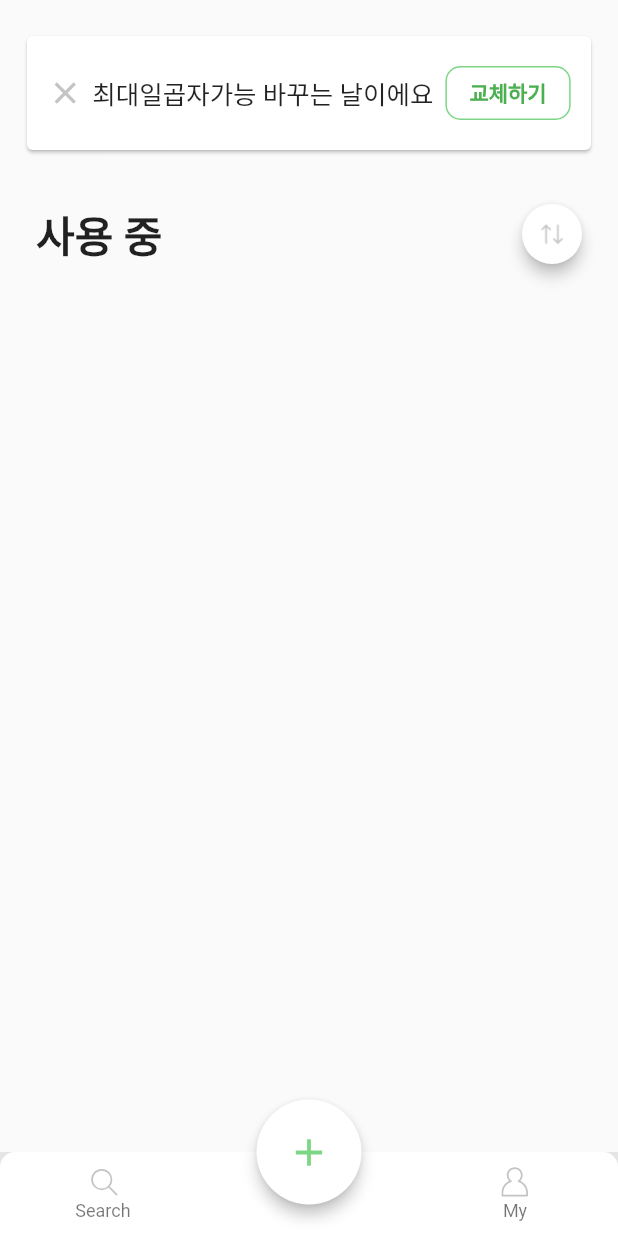
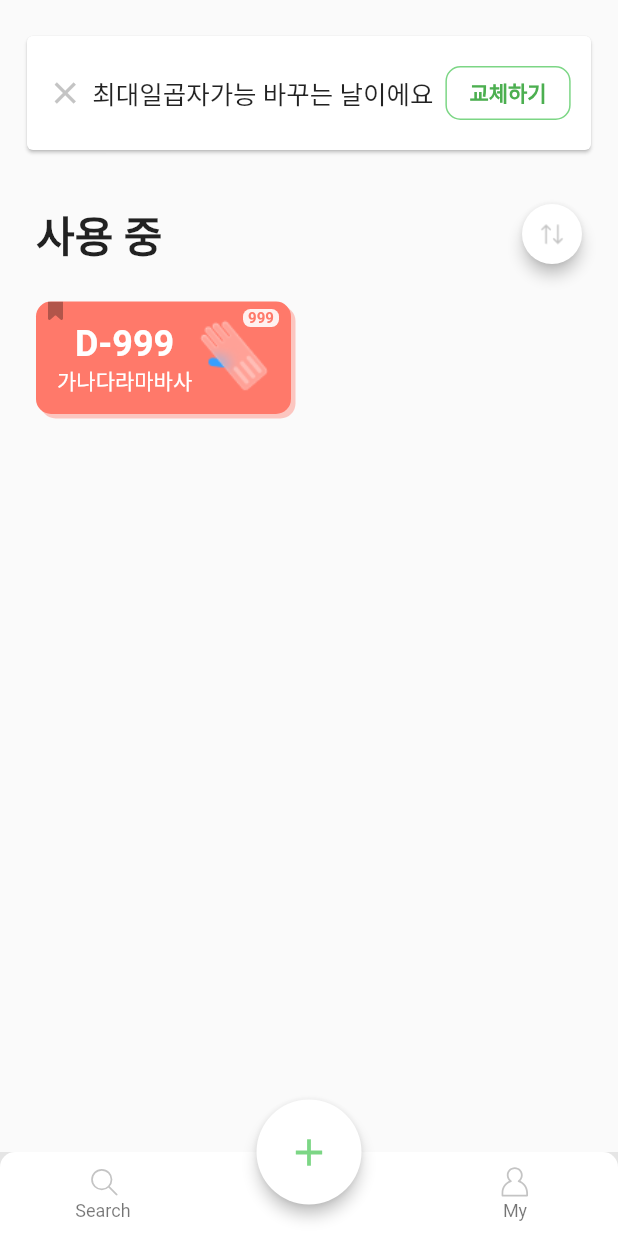
Before and after one commit to bentleypark/noticeme_v2, a Flutter app: the screen it shows after launch, on a phone screen of 412 x 824 dp. Run offline on Flutter 3.47's test engine with Material 2 defaults, Android fonts, the phone set to English and light mode, and no system bars; drawn by our look-alikes of auto_size_text; our stand-ins replace flutter_svg, get.

Commit message:
소모품 카드 작업 중

```diff
--- a/lib/presentation/home/home.dart
+++ b/lib/presentation/home/home.dart
@@ -78,7 +78,6 @@ class Home extends StatelessWidget {
           floatingActionButton: Visibility(
             visible: controller.isHomeTap(),
             child: Container(
-              // alignment: Alignment(0.0, 0.9),
               height: 70,
               width: 70,
               child: FittedBox(
--- a/lib/presentation/manage/manage_view.dart
+++ b/lib/presentation/manage/manage_view.dart
@@ -1,8 +1,8 @@
 import 'package:flutter/material.dart';
+import 'package:flutter_svg/svg.dart';
 import 'package:noticeme/controller/manage_controller.dart';
 import 'package:noticeme/resources/colors.dart';
 import 'package:noticeme/utils/ex_fuctions.dart';
-
 
 class ManageView extends StatelessWidget {
   ManageView(this.controller);
@@ -11,7 +11,11 @@ class ManageView extends StatelessWidget {
 
   @override
   Widget build(BuildContext context) {
-    return Stack(
+    return Column(
+      crossAxisAlignment: CrossAxisAlignment.start,
+      mainAxisAlignment: MainAxisAlignment.start,
+      children: [
+        Stack(
           children: [
             Align(
               alignment: Alignment.topLeft,
@@ -42,6 +46,108 @@ class ManageView extends StatelessWidget {
                   ),
                 ),
               ),
+            ),
+          ],
+        ),
+        Padding(
+          padding: EdgeInsets.only(left: 24, top: 24),
+          child: Stack(
+            children: [
+              Padding(
+                padding: EdgeInsets.only(left: 3, top: 3),
+                child: Opacity(
+                  opacity: 0.4,
+                  child: Container(
+                    decoration: BoxDecoration(
+                        borderRadius: BorderRadius.all(
+                          Radius.circular(10),
+                        ),
+                        color: COLOR_RED_BLUE.parseColor()),
+                    width: 170,
+                    height: 75,
+                  ),
+                ),
+              ),
+              Container(
+                decoration: BoxDecoration(
+                    borderRadius: BorderRadius.all(
+                      Radius.circular(10),
+                    ),
+                    color: COLOR_RED_BLUE.parseColor()),
+                width: 170,
+                height: 75,
+                child: Stack(
+                  children: [
+                    Padding(
+                      padding: EdgeInsets.only(left: 8),
+                      child: SvgPicture.asset('images/bookmark.svg'),
+                    ),
+                    Align(
+                      alignment: Alignment.topRight,
+                      child: Padding(
+                        padding: EdgeInsets.only(right: 8, top: 5),
+                        child: Opacity(
+                          opacity: 0.9,
+                          child: Container(
+                            width: 24,
+                            height: 12,
+                            alignment: Alignment.center,
+                            decoration: BoxDecoration(
+                                borderRadius: BorderRadius.all(
+                                  Radius.circular(5),
+                                ),
+                                color: COLOR_WHITE.parseColor()),
+                            child: Text(
+                              '999',
+                              style: TextStyle(
+                                  color: COLOR_RED_BLUE.parseColor(),
+                                  fontSize: 10,
+                                  fontWeight: FontWeight.w700),
+                            ),
+                          ),
+                        ),
+                      ),
+                    ),
+                    Align(
+                      alignment: Alignment.topRight,
+                      child: Padding(
+                        padding: EdgeInsets.only(right: 12, top: 9),
+                        child: Image(
+                          image: AssetImage('images/blue_glove.png'),
+                          width: 52,
+                          height: 52,
+                        ),
+                      ),
+                    ),
+                    Align(
+                      alignment: Alignment.centerLeft,
+                      child: Padding(
+                        padding: EdgeInsets.only(left: 14, top: 14),
+                        child: Column(
+                          children: [
+                            Text(
+                              'D-999',
+                              style: TextStyle(
+                                  color: COLOR_WHITE.parseColor(),
+                                  fontSize: 24,
+                                  fontWeight: FontWeight.w700),
+                            ),
+                            Text(
+                              '가나다라마바사',
+                              style: TextStyle(
+                                  color: COLOR_WHITE.parseColor(),
+                                  fontSize: 14,
+                                  fontWeight: FontWeight.w400),
+                            )
+                          ],
+                        ),
+                      ),
+                    )
+                  ],
+                ),
+              ),
+            ],
+          ),
         )
       ],
     );
--- a/lib/resources/colors.dart
+++ b/lib/resources/colors.dart
@@ -3,3 +3,5 @@ const COLOR_GRAY = '#E5E5E5';
 const COLOR_GRAY01 = '#C4C4C4';
 const COLOR_GREEN_ORANGE = '#7CD685';
 const COLOR_BLACK = '#333333';
+
+const COLOR_RED_BLUE = '#FF796A';
```
Also changed, not shown: lib/presentation/manage/notification_view.dart (+6 -2 lines), images/blue_glove.png (added), images/bookmark.svg (added), 8 other files. Lines whose indentation alone changed are shown as unchanged.
